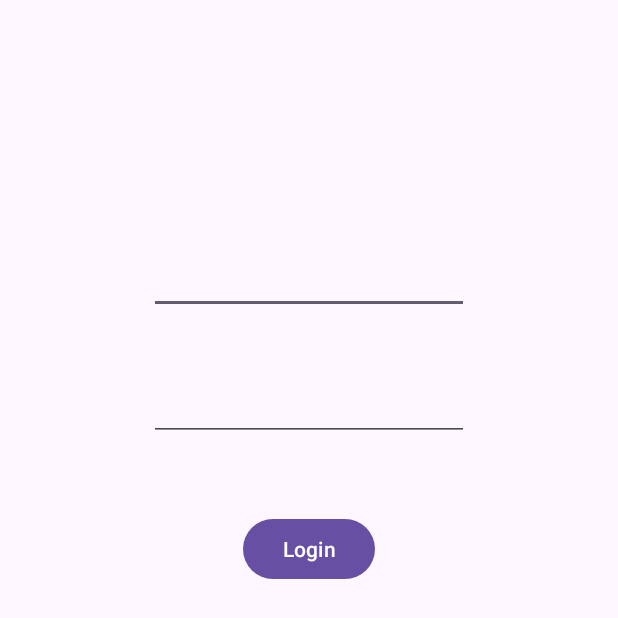
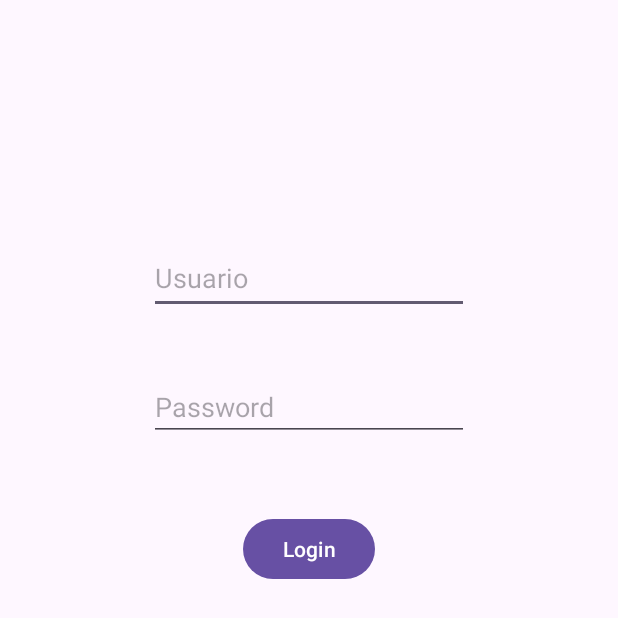
Before and after one commit to htejadag/CM2025EP, an Android app: the screen it shows after launch (MainActivity), on a phone screen of 412 x 824 dp. Shown: the top 618 px of the screen. Run offline under Robolectric (Android 15) with nearby library versions, the phone set to English and light mode, and no system bars.

Commit message:
placeholder en login

```diff
--- a/app/src/main/res/layout/activity_main.xml
+++ b/app/src/main/res/layout/activity_main.xml
@@ -12,6 +12,7 @@
         android:layout_width="wrap_content"
         android:layout_height="wrap_content"
         android:layout_marginTop="161dp"
+        android:hint="Usuario"
         android:ems="10"
         android:inputType="text"
         android:minHeight="48dp"
@@ -25,6 +26,7 @@
         android:layout_width="wrap_content"
         android:layout_height="wrap_content"
         android:layout_marginTop="39dp"
+        android:hint="Password"
         android:ems="10"
         android:inputType="textPassword"
         app:layout_constraintStart_toStartOf="@+id/etUsuario"
```
Also changed, not shown: app/src/main/res/layout/activity_datos_personales.xml (+6 -6 lines).
